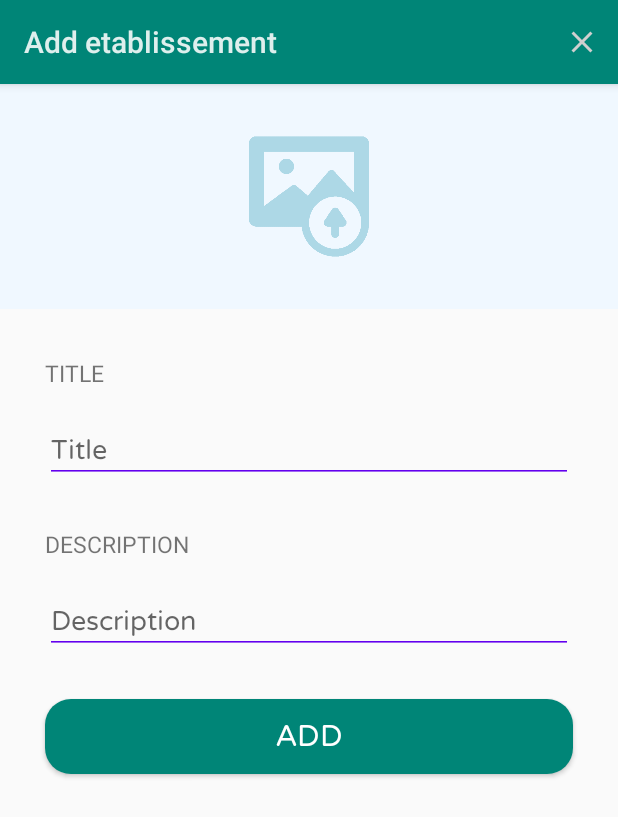
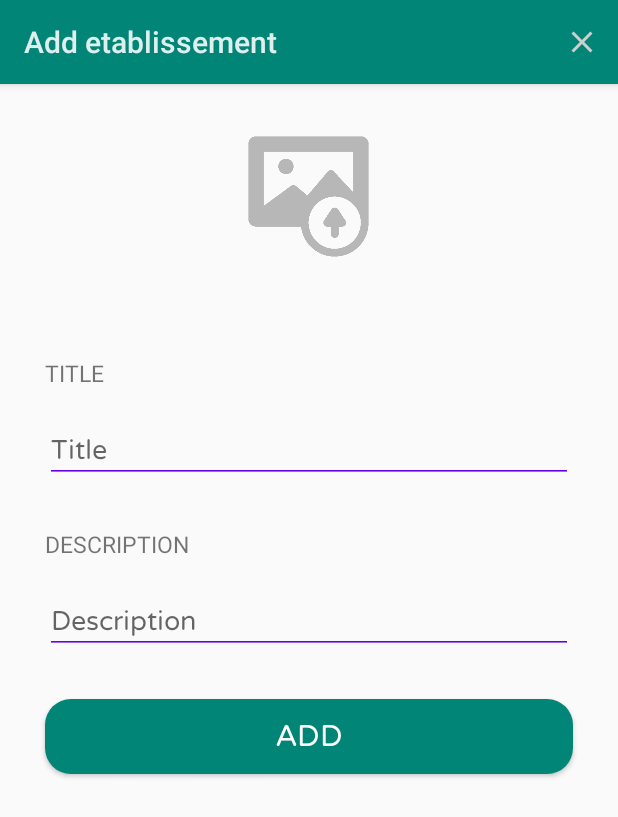
Before and after one commit to AbdoBoum/RecyclerViewApp, an Android app: the fragment add_fragment placed in its activity, after a tap on "ADD", on a phone screen of 412 x 824 dp. Shown: the top 817 px of the screen. Run offline under Robolectric (Android 15) with nearby library versions, the phone set to English and light mode, and no system bars; our stand-ins replace Room's generated code; libraries missing offline, so code that uses them is left out: android.arch.persistence.

Commit message:
fixing image pick problems

```diff
--- a/app/src/main/java/com/example/etablissementmanagement/DataBase/Database.java
+++ b/app/src/main/java/com/example/etablissementmanagement/DataBase/Database.java
@@ -19,11 +19,13 @@ public abstract class Database extends RoomDatabase {
 
     public abstract UserDao userDao();
 
+    private static final String DB_NAME = "etablissement_database";
+
     public abstract EtablissementDao etablissementDao();
 
     public static synchronized Database getInstance(Context context) {
         if (Instance == null) {
-            Instance = Room.databaseBuilder(context.getApplicationContext(), Database.class, "etablissement_database")
+            Instance = Room.databaseBuilder(context.getApplicationContext(), Database.class, DB_NAME)
                             .fallbackToDestructiveMigration()
                             .addCallback(roomCallback)
                             .build();
--- a/app/src/main/java/com/example/etablissementmanagement/Models/Etablissement.java
+++ b/app/src/main/java/com/example/etablissementmanagement/Models/Etablissement.java
@@ -5,8 +5,10 @@ import android.arch.persistence.room.Entity;
 import android.arch.persistence.room.PrimaryKey;
 import android.support.annotation.NonNull;
 
+import java.io.Serializable;
+
 @Entity(tableName = "etablissement_table")
-public class Etablissement {
+public class Etablissement implements Serializable {
 
     @NonNull
     @PrimaryKey(autoGenerate = true)
--- a/app/src/main/java/com/example/etablissementmanagement/Models/User.java
+++ b/app/src/main/java/com/example/etablissementmanagement/Models/User.java
@@ -5,8 +5,10 @@ import android.arch.persistence.room.Entity;
 import android.arch.persistence.room.PrimaryKey;
 import android.support.annotation.NonNull;
 
+import java.io.Serializable;
+
 @Entity(tableName = "user_table")
-public class User {
+public class User implements Serializable {
 
     @NonNull
     @PrimaryKey
--- a/app/src/main/java/com/example/etablissementmanagement/Repositories/EtablissementRepository.java
+++ b/app/src/main/java/com/example/etablissementmanagement/Repositories/EtablissementRepository.java
@@ -18,7 +18,6 @@ public class EtablissementRepository {
     public EtablissementRepository(Application application) {
         Database database = Database.getInstance(application);
         etablissementDao = database.etablissementDao();
-        //etablissements = etablissementDao.getEtablissements();
     }
 
     public EtablissementDao getEtablissementDao() {
--- a/app/src/main/java/com/example/etablissementmanagement/UI/Etablissement/add_fragment.java
+++ b/app/src/main/java/com/example/etablissementmanagement/UI/Etablissement/add_fragment.java
@@ -21,6 +21,7 @@ import android.widget.Toast;
 import com.example.etablissementmanagement.Models.Etablissement;
 import com.example.etablissementmanagement.R;
 import com.example.etablissementmanagement.Repositories.EtablissementRepository;
+import com.example.etablissementmanagement.UI.GlideApp;
 
 
 public class add_fragment extends Fragment {
@@ -33,6 +34,7 @@ public class add_fragment extends Fragment {
     private EditText title;
     private EditText description;
 
+    boolean imagePicked = false;
 
     private LinearLayout linearLayout;
 
@@ -122,8 +124,8 @@ public class add_fragment extends Fragment {
         public void onClick(View v) {
             titleText = title.getText().toString();
             descriptionText = description.getText().toString();
-            if (!titleText.trim().equals("") && !descriptionText.trim().equals("") && !currImageURI.getPath().equals("")) {
-                repository.addEtablissement(new Etablissement(titleText, descriptionText, getRealPathFromURI(currImageURI)));
+            if (!titleText.trim().equals("") && !descriptionText.trim().equals("") && imagePicked) {
+                repository.addEtablissement(new Etablissement(titleText, descriptionText, imgPath));
                 Toast.makeText(activity.getApplicationContext(), "Etablissement Inserted", Toast.LENGTH_SHORT).show();
                 activity.navigateTo(recyclerView.getInstance());
             } else {
@@ -143,8 +145,12 @@ public class add_fragment extends Fragment {
 
                 // currImageURI is the global variable I'm using to hold the content:// URI of the image
                 currImageURI = data.getData();
+                imgPath = currImageURI.toString();
+                GlideApp.with(this)
+                        .load(currImageURI)
+                        .into(upload);
 
-                upload.setImageURI(currImageURI);
+                imagePicked = true;
             } else {
                 Toast.makeText(activity.getApplicationContext(), "Nothing Selected", Toast.LENGTH_SHORT).show();
             }
@@ -153,7 +159,7 @@ public class add_fragment extends Fragment {
         }
     }
 
-    private String getRealPathFromURI(Uri contentURI) {
+    /*private String getRealPathFromURI(Uri contentURI) {
         String result;
         String[] proj = {MediaStore.Images.Media.DATA};
         Cursor cursor = activity.getContentResolver().query(contentURI, proj, null, null, null);
@@ -167,6 +173,6 @@ public class add_fragment extends Fragment {
         }
         return result;
     }
-
+    */
 
 }
--- a/app/src/main/java/com/example/etablissementmanagement/UI/Etablissement/recyclerView.java
+++ b/app/src/main/java/com/example/etablissementmanagement/UI/Etablissement/recyclerView.java
@@ -17,8 +17,8 @@ import android.view.MenuItem;
 import android.view.View;
 import android.view.ViewGroup;
 
+import com.example.etablissementmanagement.Helper.OnLoadCompleted;
 import com.example.etablissementmanagement.Models.Etablissement;
-import com.example.etablissementmanagement.Helper.OnLoadCompleted;
 import com.example.etablissementmanagement.R;
 import com.example.etablissementmanagement.Repositories.EtablissementRepository;
 import com.example.etablissementmanagement.UI.LoginActivity;
@@ -93,10 +93,12 @@ public class recyclerView extends Fragment implements OnLoadCompleted {
 
     void init() {
         activity.getSupportActionBar().setTitle("Etablissements");
+
         add = mainView.findViewById(R.id.add_new_etab);
 
         repository = new EtablissementRepository(activity.getApplication());
-        updateRecyclerView();
+
+        recyclerView = mainView.findViewById(R.id.recycler);
 
         new ItemTouchHelper(new ItemTouchHelper.SimpleCallback(0, ItemTouchHelper.LEFT | ItemTouchHelper.RIGHT) {
             @Override
@@ -118,14 +120,10 @@ public class recyclerView extends Fragment implements OnLoadCompleted {
                 activity.navigateTo(add_fragment.getInstance());
             }
         });
-    }
 
-    void updateRecyclerView() {
-        recyclerView = mainView.findViewById(R.id.recycler);
         recyclerView.setLayoutManager(new LinearLayoutManager(activity.getApplicationContext()));
         recyclerView.setHasFixedSize(true);
         adapter = new MyAdapter(activity.getApplicationContext());
-        //adapter.setEtablissements(list);
         adapter.setOnItemClickListner(new MyAdapter.OnItemClickListner() {
             @Override
             public void OnItemDelete(int position) {
@@ -135,6 +133,11 @@ public class recyclerView extends Fragment implements OnLoadCompleted {
             }
         });
         recyclerView.setAdapter(adapter);
+        updateRecyclerView();
+    }
+
+    void updateRecyclerView() {
+        //adapter.setEtablissements(list);
         getEtablissementAsyncTask = new EtablissementRepository.getEtablissementAsyncTask(repository.getEtablissementDao(), this);
         getEtablissementAsyncTask.execute();
 
@@ -145,7 +148,7 @@ public class recyclerView extends Fragment implements OnLoadCompleted {
         list = getEtablissementAsyncTask.getEtablissements();
         adapter.setEtablissements(list);
         adapter.notifyDataSetChanged();
-        Log.i("TAAG", String.valueOf(getEtablissementAsyncTask.getEtablissements().size()));
+        Log.i("TAG", String.valueOf(getEtablissementAsyncTask.getEtablissements().size()));
     }
 
 }
--- a/app/src/main/res/layout/add_etablissement_fragment.xml
+++ b/app/src/main/res/layout/add_etablissement_fragment.xml
@@ -9,16 +9,15 @@
         android:layout_width="match_parent"
         android:layout_height="150dp"
         android:layout_marginTop="0dp"
-        android:background="#F0F8FF"
         android:gravity="center"
         android:layout_marginBottom="32dp">
 
         <ImageView
             android:id="@+id/upload"
-            android:layout_width="wrap_content"
-            android:layout_height="wrap_content"
+            android:layout_width="250dp"
+            android:layout_height="match_parent"
             android:src="@drawable/upload"
-            android:tint="#ADD8E6" />
+            android:scaleType="fitXY" />
 
     </LinearLayout>
 
```
Also changed, not shown: app/src/main/java/com/example/etablissementmanagement/UI/Etablissement/MyAdapter.java (+8 -6 lines).
